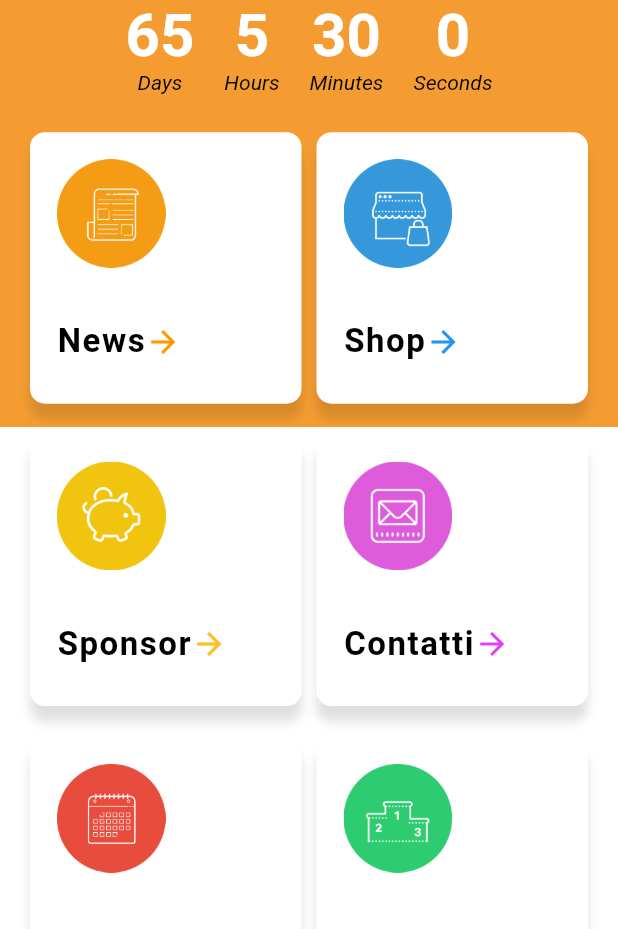
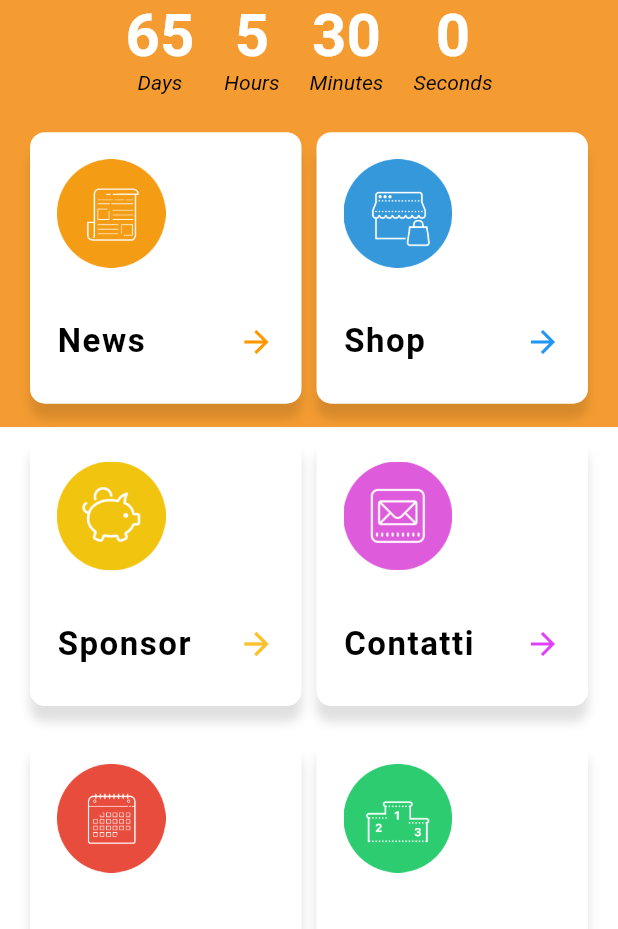
Before and after one commit to nicosanti98/app_kotc, a Flutter app: the screen it shows after launch, on a phone screen of 412 x 824 dp, the part 307-1236 px from its top. Run offline on Flutter 3.47's test engine with Material 2 defaults, Android fonts, the phone set to English and light mode, and no system bars; drawn by our look-alikes of auto_size_text, flutter_countdown_timer; our stand-ins replace carousel_slider, connectivity, flutter_html, google_maps_flutter, share, vibration and 1 more; missing offline and left inert: flutter_plugin_pdf_viewer, wordpress_api.

```diff
--- a/lib/HomePage.dart
+++ b/lib/HomePage.dart
@@ -213,8 +213,11 @@ class HomePage extends StatelessWidget
                                   children: [
                                     Align(
                                         alignment: Alignment.bottomLeft,
-                                        child: AutoSizeText("News",maxLines: 1, style: TextStyle(fontSize: 22, letterSpacing: 1, fontWeight: FontWeight.bold, color: Colors.black),
+                                        child: Container(
+                                            width: (MediaQuery.of(context).size.width-170)/2,
+                                            child: AutoSizeText("News", maxLines:1,style: TextStyle(fontSize: 22, letterSpacing: 1, fontWeight: FontWeight.bold, color: Colors.black),
                                               textAlign: TextAlign.left,)
+                                        )
                                     ),
                                     Container(
                                       child: Icon(Icons.arrow_forward),
@@ -263,8 +266,11 @@ class HomePage extends StatelessWidget
                                   children: [
                                     Align(
                                         alignment: Alignment.bottomLeft,
-                                        child: AutoSizeText("Shop",maxLines: 1, style: TextStyle(fontSize: 22, letterSpacing: 1, fontWeight: FontWeight.bold, color: Colors.black),
+                                        child: Container(
+                                            width: (MediaQuery.of(context).size.width-170)/2,
+                                            child: AutoSizeText("Shop", maxLines:1,style: TextStyle(fontSize: 22, letterSpacing: 1, fontWeight: FontWeight.bold, color: Colors.black),
                                               textAlign: TextAlign.left,)
+                                        )
                                     ),
                                     Container(
                                       child: Icon(Icons.arrow_forward, color: Colors.blue),
@@ -320,8 +326,11 @@ class HomePage extends StatelessWidget
                                   children: [
                                     Align(
                                         alignment: Alignment.bottomLeft,
-                                        child: AutoSizeText("Sponsor", maxLines: 1,style: TextStyle(fontSize: 22, letterSpacing: 1, fontWeight: FontWeight.bold, color: Colors.black),
+                                        child: Container(
+                                            width: (MediaQuery.of(context).size.width-170)/2,
+                                            child: AutoSizeText("Sponsor", maxLines:1,style: TextStyle(fontSize: 22, letterSpacing: 1, fontWeight: FontWeight.bold, color: Colors.black),
                                               textAlign: TextAlign.left,)
+                                        )
                                     ),
                                     Container(
                                       child: Icon(Icons.arrow_forward, color: Colors.yellow.shade700),
@@ -370,8 +379,11 @@ class HomePage extends StatelessWidget
                                   children: [
                                     Align(
                                         alignment: Alignment.bottomLeft,
+                                        child: Container(
+                                            width: (MediaQuery.of(context).size.width-170)/2,
                                             child: AutoSizeText("Contatti", maxLines:1,style: TextStyle(fontSize: 22, letterSpacing: 1, fontWeight: FontWeight.bold, color: Colors.black),
                                               textAlign: TextAlign.left,)
+                                        )
                                     ),
                                     Container(
                                       child: Icon(Icons.arrow_forward, color: Colors.purpleAccent),
@@ -424,8 +436,11 @@ class HomePage extends StatelessWidget
                                   children: [
                                     Align(
                                         alignment: Alignment.bottomLeft,
+                                        child: Container(
+                                            width: (MediaQuery.of(context).size.width-170)/2,
                                             child: AutoSizeText("Calendario", maxLines:1,style: TextStyle(fontSize: 22, letterSpacing: 1, fontWeight: FontWeight.bold, color: Colors.black),
                                               textAlign: TextAlign.left,)
+                                        )
                                     ),
                                     Container(
                                       child: Icon(Icons.arrow_forward, color: Colors.red),
@@ -473,8 +488,11 @@ class HomePage extends StatelessWidget
                                   children: [
                                     Align(
                                         alignment: Alignment.bottomLeft,
+                                        child: Container(
+                                          width: (MediaQuery.of(context).size.width-170)/2,
                                           child: AutoSizeText("Classifiche", maxLines:1,style: TextStyle(fontSize: 22, letterSpacing: 1, fontWeight: FontWeight.bold, color: Colors.black),
                                             textAlign: TextAlign.left,)
+                                        )
                                     ),
                                     Container(
                                       child: Icon(Icons.arrow_forward, color: Colors.green),
--- a/lib/News.dart
+++ b/lib/News.dart
@@ -42,7 +42,7 @@ class NewsState extends State<News>{
             var json = jsonDecode(snapshot.data);
             var jsondata = new List.from(json as List).reversed;
             var len = jsondata.length;
-
+            print(jsondata);
 
             return RefreshIndicator(
                 onRefresh: (){
@@ -114,6 +114,7 @@ class NewsState extends State<News>{
                                                     alignment: Alignment.centerLeft,
                                                     child:AutoSizeText(jsondata.elementAt(index)['post_title'], textAlign: TextAlign.left, style: TextStyle(fontWeight: FontWeight.bold, fontSize: 18),) ,
                                                   ),
+                                                  Text(jsondata.elementAt(index)['post_content'], overflow: TextOverflow.ellipsis,),
                                                   Html(data:(jsondata.elementAt(index)['post_content'].toString().length<200)?jsondata.elementAt(index)['post_content'].toString():
                                                   jsondata.elementAt(index)['post_content'].toString().substring(0,200)),
                                                 ],
```
Also changed, not shown: lib/Contatti.dart (+20 -4 lines), lib/PartnerDetail.dart (+40 -5 lines), lib/Partnershipv1.dart (+13 -8 lines), res/3x3fiba.png (added), 1 other file. Lines whose indentation alone changed are shown as unchanged.
